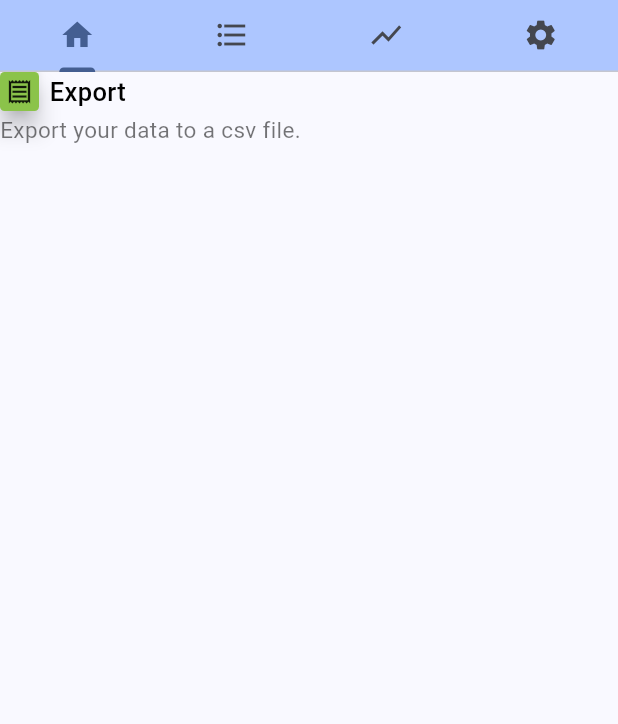
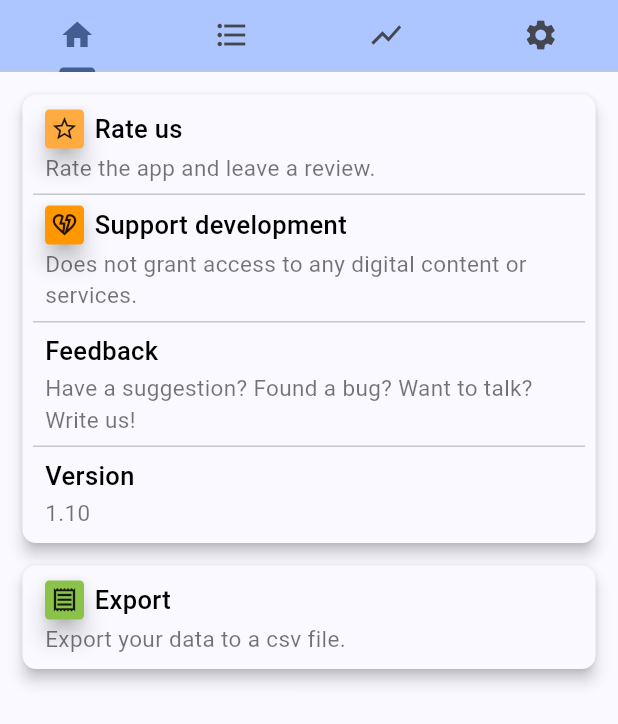
Before and after one commit to Driexus/SimpleMoneyTracker, a Flutter app: the screen it shows after launch, on a phone screen of 412 x 824 dp. Shown: the top 724 px of the screen. Run offline on Flutter 3.47's test engine with Material 3 defaults, Android fonts, the phone set to English and light mode, and no system bars; our stand-ins replace auto_size_text, csv, equatable, flutter_bloc, fluttertoast, material_symbols_icons and 3 more; missing offline and left inert: open_file_plus; accounts and stored records are empty.

Commit message:
Add SettingsPanel

```diff
--- a/lib/ui/settings/settings_button.dart
+++ b/lib/ui/settings/settings_button.dart
@@ -44,9 +44,12 @@ class SettingsButton extends StatelessWidget {
     // Build button
     return InkWell(
         onTap: onPress,
-        child: Column(
-          crossAxisAlignment: CrossAxisAlignment.start,
-          children: columnChildren,
+        child: Padding(
+          padding: const EdgeInsets.symmetric(horizontal: 15),
+          child: Column(
+            crossAxisAlignment: CrossAxisAlignment.start,
+            children: columnChildren,
+          )
         )
     );
   }
--- a/lib/ui/settings/settings_page.dart
+++ b/lib/ui/settings/settings_page.dart
@@ -4,6 +4,7 @@ import 'package:simplemoneytracker/model/money_entry.dart';
 import 'package:simplemoneytracker/repos/money_entry_repo.dart';
 import 'package:simplemoneytracker/ui/settings/csv_exporter.dart';
 import 'package:simplemoneytracker/ui/settings/settings_button.dart';
+import 'package:simplemoneytracker/ui/settings/settings_panel.dart';
 import 'package:simplemoneytracker/ui/shared/single_child_scrollable_widget.dart';
 
 class SettingsPage extends StatelessWidget {
@@ -16,27 +17,58 @@ class SettingsPage extends StatelessWidget {
 
   @override
   Widget build(BuildContext context) {
-    return Builder(
-      builder: (blocContext) {
-        final moneyEntryRepo = blocContext.watch<MoneyEntryRepo>();
+    final moneyEntryRepo = context.watch<MoneyEntryRepo>();
 
-        return SingleChildScrollableWidget(
-          child: Stack(
-            children: [
-              Align(
-                alignment: Alignment.topCenter,
-                child: SettingsButton(
+    return SingleChildScrollableWidget(
+      child: Padding(
+        padding: const EdgeInsets.only(left: 15, top: 15, right: 15),
+        child: Column(
+          children: [
+            // TODO: Add about
+            // TODO: Add special thanks
+            SettingsPanel(
+                buttons: [
+                  SettingsButton(
+                    title: "Rate us",
+                    description: "Rate the app and leave a review.",
+                    iconData: Icons.star_border_outlined,
+                    iconColor: Colors.orangeAccent,
+                    onPress: () => () // TODO: add link,
+                  ),
+                  SettingsButton(
+                    title: "Support development",
+                    description: "Does not grant access to any digital content or services.",
+                    iconData: Icons.heart_broken_outlined, // TODO: add link
+                    iconColor: Colors.orange,
+                    onPress: () => (),
+                  ),
+                  SettingsButton(
+                    title: "Feedback",
+                    description: "Have a suggestion? Found a bug? Want to talk? Write us!",
+                    onPress: () => (), // TODO: add mail
+                  ),
+                  SettingsButton(
+                    title: "Version",
+                    description: "1.10", // TODO: Dynamic link version
+                    onPress: () => (),
+                  ),
+                ]
+            ),
+            const SizedBox(height: 15),
+            SettingsPanel(
+              buttons: [
+                SettingsButton(
                   title: "Export",
                   description: "Export your data to a csv file.",
                   iconData: Icons.receipt_outlined,
                   iconColor: Colors.lightGreen,
                   onPress: () => _exportCsv(moneyEntryRepo),
                 )
-              )
-            ],
-          )
-        );
-      }
+              ]
+            )
+          ],
+        )
+      )
     );
   }
 }
--- /dev/null
+++ b/lib/ui/settings/settings_panel.dart
@@ -0,0 +1,25 @@
+import 'package:flutter/material.dart';
+import 'package:simplemoneytracker/ui/settings/settings_button.dart';
+import 'package:simplemoneytracker/utils/extensions.dart';
+
+class SettingsPanel extends StatelessWidget {
+  const SettingsPanel({super.key, required this.buttons});
+
+  final List<SettingsButton> buttons;
+
+  @override
+  Widget build(BuildContext context) {
+    return Material(
+        elevation: 4,
+        borderRadius: BorderRadius.circular(9),
+        child: Padding(
+          padding: const EdgeInsets.symmetric(vertical: 10),
+          child: Column(
+            children: buttons.interpolateWidget(
+              const Divider(height: 15, indent: 7, endIndent: 7, thickness: 1),
+            )
+          )
+        )
+    );
+  }
+}
--- a/lib/utils/extensions.dart
+++ b/lib/utils/extensions.dart
@@ -14,19 +14,19 @@ extension FlattenList<T> on Iterable<Iterable<T>> {
 extension WidgetSpacing on Iterable<Widget> {
   List<Widget> addHorizontalSpacing(double space) {
     final box = SizedBox(width: space, height: 1);
-    return _addSizedBox(box);
+    return interpolateWidget(box);
   }
 
   List<Widget> addVerticalSpacing(double space) {
     final box = SizedBox(width: 1, height: space);
-    return _addSizedBox(box);
+    return interpolateWidget(box);
   }
 
-  List<Widget> _addSizedBox(SizedBox box) {
+  List<Widget> interpolateWidget(Widget widget) {
     // Casting because of weird error: https://stackoverflow.com/questions/54943770/type-is-not-a-subtype-of-type-widget
     List<Widget> result = cast<Widget>().toList();
     for (var i = length - 1; i > 0; i --) {
-      result.insert(i, box);
+      result.insert(i, widget);
     }
     return result;
   }
```
